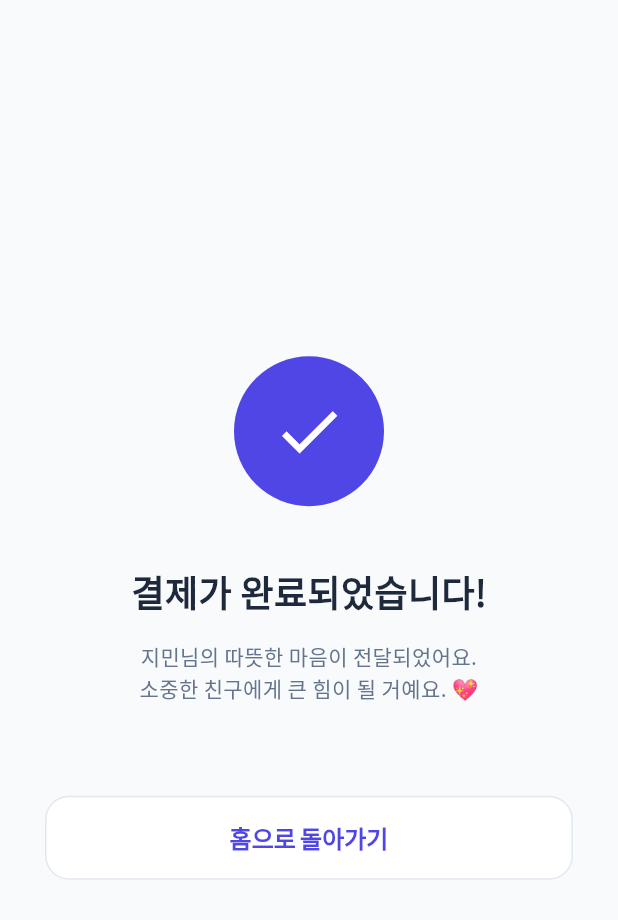
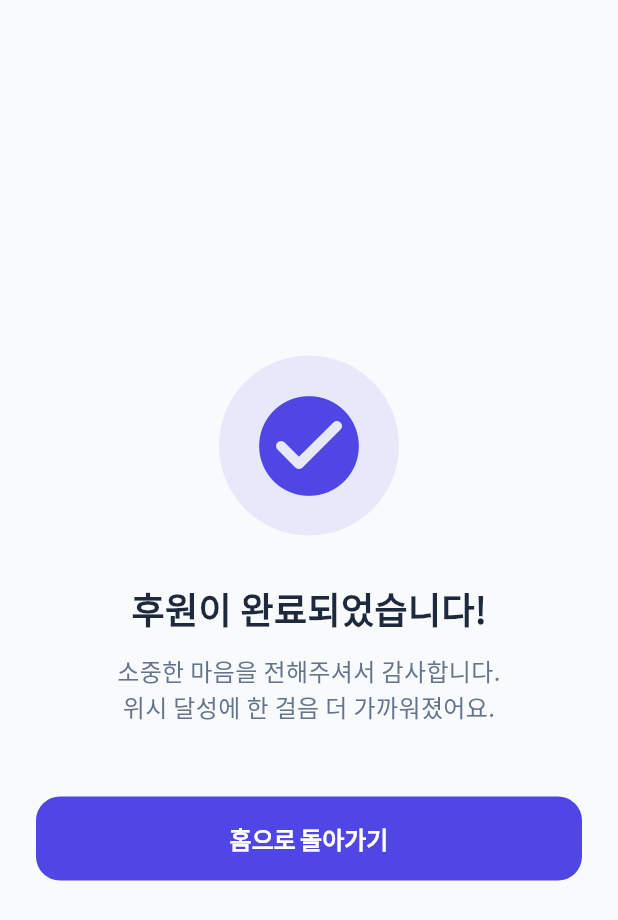
Before and after one commit to YoonSunWoo02/WISH-DROP, a Flutter app: the DonationSuccessPage screen opened directly, on a phone screen of 412 x 824 dp. Shown: the top 920 px of the screen. Run offline on Flutter 3.47's test engine with Material 3 defaults, Android fonts, the phone set to English and light mode, and no system bars; our stand-ins replace equatable, flutter_bloc, flutter_dotenv, google_fonts, image_picker, supabase_flutter; missing offline and left inert: portone_flutter_v2; accounts and stored records are empty; network calls fail.

Commit message:
후원기능 작성 작동... 결제 부분 폴더 구조 변경

```diff
--- a/lib/features/donation/data/donation_repository.dart
+++ b/lib/features/donation/data/donation_repository.dart
@@ -4,7 +4,6 @@ import 'package:flutter/foundation.dart';
 class DonationRepository {
   final _supabase = Supabase.instance.client;
 
-  // 1. 후원하기 (DB 업데이트 로직 포함)
   Future<void> donate({
     required String projectId,
     required int amount,
@@ -14,20 +13,22 @@ class DonationRepository {
     if (user == null) throw Exception("로그인이 필요합니다.");
 
     try {
-      // 🚨 ID 타입 확인: DB의 ID가 숫자(int8)라면 int로 변환해서 쿼리해야 합니다.
+      // ✅ [수정 1] 문자열 ID를 숫자로 변환 (DB가 int8 타입일 경우 필수)
       final int parsedProjectId = int.parse(projectId);
 
-      // 1. 후원 기록 생성 (이건 RLS가 잘 풀려있어서 성공할 겁니다)
-      print("📝 [1단계] 후원 기록 생성 중...");
+      print("📝 [1단계] 후원 기록 생성 중... Project ID: $parsedProjectId");
+
+      // ✅ [수정 2] 변환된 parsedProjectId 사용
       await _supabase.from('donations').insert({
-        'project_id': parsedProjectId,
+        'project_id': parsedProjectId, // projectId (X) -> parsedProjectId (O)
         'user_id': user.id,
         'amount': amount,
         'message': message,
       });
 
-      // 2. 프로젝트 현재 금액 가져오기
-      print("🔍 [2단계] 현재 프로젝트 금액 조회 중... ID: $parsedProjectId");
+      print("🔍 [2단계] 현재 프로젝트 금액 조회 중...");
+
+      // ✅ [수정 3] 여기서도 parsedProjectId 사용
       final project = await _supabase
           .from('projects')
           .select('current_amount')
@@ -41,22 +42,24 @@ class DonationRepository {
       final int currentAmount = project['current_amount'] ?? 0;
       final int nextAmount = currentAmount + amount;
 
-      // 3. 프로젝트 금액 업데이트
       print("🆙 [3단계] 금액 업데이트 중: $currentAmount -> $nextAmount");
+
+      // ✅ [수정 4] 여기서도 parsedProjectId 사용
       final response = await _supabase
           .from('projects')
           .update({'current_amount': nextAmount})
           .eq('id', parsedProjectId)
-          .select(); // 👈 여기서 [] 가 나오면 여전히 RLS 정책 문제입니다!
+          .select();
 
+      // 🚨 [핵심] 빈 리스트가 반환되면 권한(RLS) 문제임
       if (response.isEmpty) {
-        print("❌ [실패] DB 업데이트 결과가 빈 배열입니다. RLS Policy를 확인하세요.");
-        throw Exception("게이지 업데이트 권한이 없습니다. (RLS 정책 확인 필요)");
+        print("❌ [실패] DB 업데이트 권한이 없습니다. Supabase SQL Editor에서 권한을 풀어주세요.");
+        throw Exception("게이지 업데이트 실패 (RLS 정책 문제)");
       }
 
-      print("🚀 [성공] DB 업데이트 완료: $response");
+      print("🚀 [성공] DB 업데이트 및 후원 완료!");
     } catch (e) {
-      print("❌ [에러] 후원 처리 실패: $e");
+      print("❌ [치명적 에러] 후원 처리 실패: $e");
       rethrow;
     }
   }
--- a/lib/features/donation/presentation/pages/donation_success_page.dart
+++ b/lib/features/donation/presentation/pages/donation_success_page.dart
@@ -1,5 +1,7 @@
 import 'package:flutter/material.dart';
 import 'package:wish_drop/core/theme.dart';
+// 🚨 홈 화면으로 가기 위해 꼭 필요합니다!
+import 'package:wish_drop/features/wish/presentation/pages/home_page.dart';
 
 class DonationSuccessPage extends StatelessWidget {
   const DonationSuccessPage({super.key});
@@ -7,56 +9,73 @@ class DonationSuccessPage extends StatelessWidget {
   @override
   Widget build(BuildContext context) {
     return Scaffold(
-      backgroundColor: AppTheme.background,
-      body: SafeArea(
+      backgroundColor: AppTheme.background, // 또는 Colors.white
+      body: Center(
         child: Padding(
-          padding: const EdgeInsets.all(30.0),
+          padding: const EdgeInsets.all(24.0),
           child: Column(
             mainAxisAlignment: MainAxisAlignment.center,
             children: [
+              // 1. 성공 아이콘 또는 이미지
               Container(
-                width: 100,
-                height: 100,
-                decoration: const BoxDecoration(
-                  color: AppTheme.primary,
+                width: 120,
+                height: 120,
+                decoration: BoxDecoration(
+                  color: AppTheme.primary.withOpacity(0.1),
                   shape: BoxShape.circle,
                 ),
-                child: const Icon(Icons.check, color: Colors.white, size: 50),
+                child: const Icon(
+                  Icons.check_circle_rounded,
+                  color: AppTheme.primary,
+                  size: 80,
+                ),
               ),
-              const SizedBox(height: 40),
-              Text(
-                "결제가 완료되었습니다!",
+              const SizedBox(height: 32),
+
+              // 2. 성공 메시지
+              const Text(
+                "후원이 완료되었습니다!",
                 style: TextStyle(
                   fontSize: 24,
                   fontWeight: FontWeight.bold,
                   color: AppTheme.textHeading,
                 ),
               ),
-              const SizedBox(height: 16),
+              const SizedBox(height: 12),
               const Text(
-                "지민님의 따뜻한 마음이 전달되었어요.\n소중한 친구에게 큰 힘이 될 거예요. 💖",
+                "소중한 마음을 전해주셔서 감사합니다.\n위시 달성에 한 걸음 더 가까워졌어요.",
                 textAlign: TextAlign.center,
-                style: TextStyle(color: AppTheme.textBody, height: 1.5),
+                style: TextStyle(
+                  fontSize: 16,
+                  color: AppTheme.textBody,
+                  height: 1.5,
+                ),
               ),
-              const SizedBox(height: 60),
+              const SizedBox(height: 48),
+
+              // 3. 홈으로 돌아가기 버튼
               SizedBox(
                 width: double.infinity,
                 height: 56,
                 child: ElevatedButton(
-                  onPressed: () =>
-                      Navigator.popUntil(context, (route) => route.isFirst),
+                  onPressed: () {
+                    // 🚀 [핵심 수정] 홈 화면으로 이동하며 스택 초기화
+                    Navigator.of(context).pushAndRemoveUntil(
+                      MaterialPageRoute(builder: (context) => const HomePage()),
+                      (route) => false, // 뒤로 가기 버튼 눌러도 성공 화면 안 나오게 함
+                    );
+                  },
                   style: ElevatedButton.styleFrom(
-                    backgroundColor: AppTheme.white,
-                    foregroundColor: AppTheme.primary,
-                    elevation: 0,
-                    side: const BorderSide(color: AppTheme.borderColor),
+                    backgroundColor: AppTheme.primary,
+                    foregroundColor: Colors.white,
                     shape: RoundedRectangleBorder(
                       borderRadius: BorderRadius.circular(16),
                     ),
+                    elevation: 0,
                   ),
                   child: const Text(
                     "홈으로 돌아가기",
-                    style: TextStyle(fontWeight: FontWeight.bold),
+                    style: TextStyle(fontSize: 16, fontWeight: FontWeight.bold),
                   ),
                 ),
               ),
--- a/lib/features/wish/data/project_repository.dart
+++ b/lib/features/wish/data/project_repository.dart
@@ -10,7 +10,7 @@ class ProjectRepository {
   Stream<List<ProjectModel>> watchProjects() {
     return _supabase
         .from('projects')
-        .stream(primaryKey: ['id'])
+        .stream(primaryKey: ['id']) // id를 기준으로 변화 감지
         .order('created_at', ascending: false)
         .map(
           (data) => data.map((json) => ProjectModel.fromJson(json)).toList(),
@@ -30,6 +30,16 @@ class ProjectRepository {
       debugPrint('프로젝트 로딩 에러: $e');
       return [];
     }
+  }
+
+  Stream<List<ProjectModel>> getProjectsStream() {
+    return _supabase
+        .from('projects')
+        .stream(primaryKey: ['id']) // id 기준으로 변화 감지
+        .order('created_at', ascending: false)
+        .map(
+          (data) => data.map((json) => ProjectModel.fromJson(json)).toList(),
+        );
   }
 
   // 2. 🚀 [수정됨] 새로운 위시 생성 및 이미지 업로드
```
Also changed, not shown: lib/features/donation/presentation/pages/donation_input_page.dart (+116 -120 lines), lib/features/donation/presentation/pages/payment_webview_page.dart (added, +36 -0 lines), lib/features/donation/services/payment_service.dart (added, +46 -0 lines), lib/features/wish/presentation/pages/home_page.dart (+12 -18 lines).
